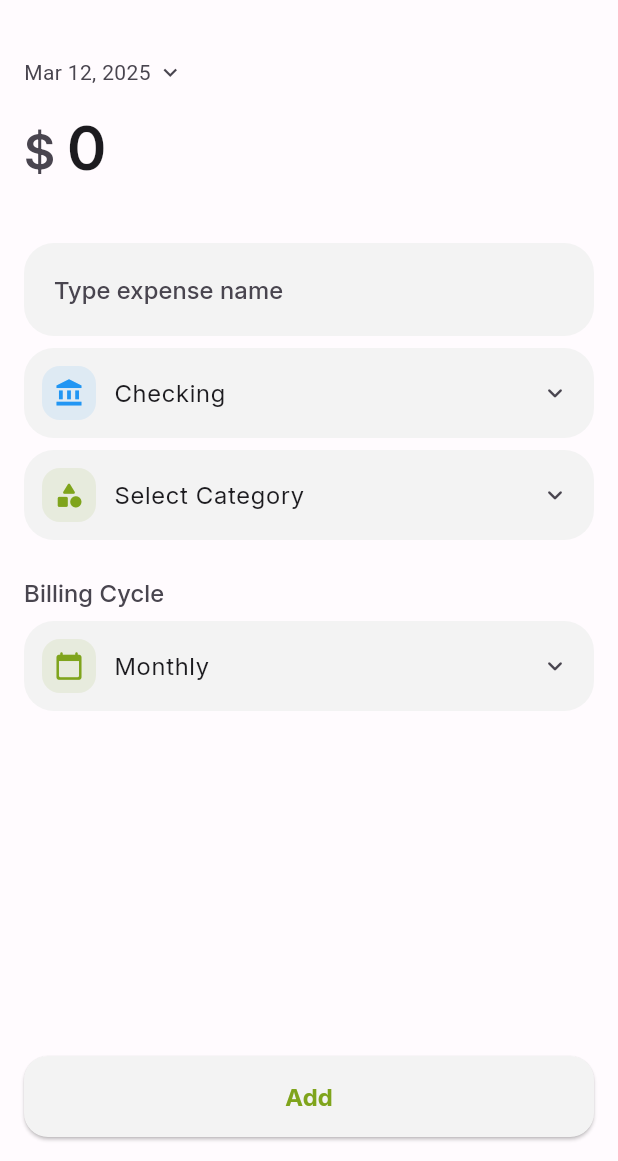
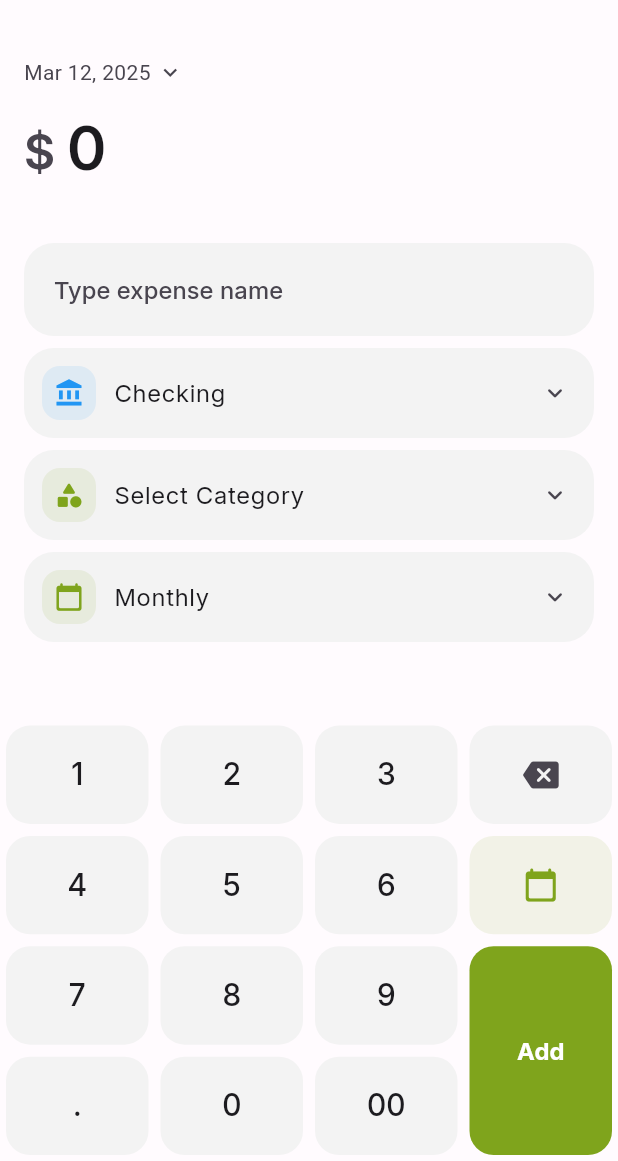
Before and after one commit to 0x6762/kiwi-spending-tracker, a Flutter app: the AddExpenseDialog screen opened directly with empty values, on a phone screen of 412 x 824 dp, the part 75-1236 px from its top. Run offline on Flutter 3.47's test engine with Material 3 defaults, Android fonts, the phone set to English and light mode, and no system bars; our stand-ins replace drift, fl_chart, flutter_svg, package_info_plus, permission_handler, shared_preferences and 1 more; accounts and stored records are empty; generated files the repository leaves out were written again.

Commit message:
Add back custom numberpad to add expense dialog

```diff
--- a/lib/widgets/dialogs/add_expense_dialog.dart
+++ b/lib/widgets/dialogs/add_expense_dialog.dart
@@ -15,6 +15,7 @@ import '../common/app_bar.dart';
 import '../../utils/icons.dart';
 import 'dart:math' as math;
 import '../forms/expense_form_fields.dart';
+import '../forms/number_pad.dart';
 
 class AddExpenseDialog extends StatefulWidget {
   final ExpenseType type;
@@ -395,7 +396,7 @@ class _AddExpenseDialogState extends State<AddExpenseDialog> {
               ),
             ),
           ),
-          title: const Text('Variable'),
+          title: const Text('One time'),
           selected: !_isFixedExpense,
           onTap: () {
             setState(() => _isFixedExpense = false);
@@ -439,7 +440,7 @@ class _AddExpenseDialogState extends State<AddExpenseDialog> {
       child: SafeArea(
         child: Scaffold(
           backgroundColor: theme.colorScheme.surface,
-          resizeToAvoidBottomInset: true,
+          resizeToAvoidBottomInset: false,
           appBar: KiwiAppBar(
             backgroundColor: theme.colorScheme.surface,
             title: _getDialogTitle(),
@@ -453,8 +454,12 @@ class _AddExpenseDialogState extends State<AddExpenseDialog> {
                 Expanded(
                   child: SingleChildScrollView(
                     controller: _scrollController,
-                    child: Padding(
-                      padding: const EdgeInsets.all(16.0),
+                    padding: EdgeInsets.only(
+                      left: 16.0,
+                      right: 16.0,
+                      top: 16.0,
+                      bottom: MediaQuery.of(context).viewInsets.bottom > 0 ? 200 : 16.0,
+                    ),
                     child: Column(
                       crossAxisAlignment: CrossAxisAlignment.start,
                       children: [
@@ -502,11 +507,9 @@ class _AddExpenseDialogState extends State<AddExpenseDialog> {
                             fontWeight: FontWeight.w600,
                           ),
                           textAlign: TextAlign.left,
+                          readOnly: true, // Make it read-only since we're using the number pad
                           onTap: () {
-                              // Clear the initial value when the user taps on the field
-                              if (_amountController.text == '0') {
-                                _amountController.clear();
-                              }
+                            // No need to clear on tap since we're using the number pad
                           },
                           validator: (value) {
                             if (value == null || value.isEmpty || value == '0') {
@@ -539,29 +542,59 @@ class _AddExpenseDialogState extends State<AddExpenseDialog> {
                     ),
                   ),
                 ),
-                ),
 
-                // Add button
+                // Custom number pad - now in a container with a fixed position at the bottom
                 Container(
-                  width: double.infinity,
-                  padding: const EdgeInsets.all(16.0),
-                  child: ElevatedButton(
-                    onPressed: _submit,
-                    style: ElevatedButton.styleFrom(
-                      backgroundColor: theme.colorScheme.surfaceContainerLow,
-                      foregroundColor: theme.colorScheme.primary,
-                      padding: const EdgeInsets.symmetric(vertical: 16),
-                      shape: RoundedRectangleBorder(
-                        borderRadius: BorderRadius.circular(16),
-                      ),
-                    ),
-                    child: Text(
-                      widget.expense != null ? 'Update' : 'Add',
-                      style: theme.textTheme.titleSmall?.copyWith(
-                        color: theme.colorScheme.primary,
-                        fontWeight: FontWeight.bold,
-                      ),
-                    ),
+                  color: theme.colorScheme.surface,
+                  child: NumberPad(
+                    onDigitPressed: (digit) {
+                      setState(() {
+                        // If the current value is 0, replace it with the new digit
+                        if (_amountController.text == '0') {
+                          _amountController.text = digit;
+                        } else {
+                          // Check if we already have two decimal places
+                          if (_amountController.text.contains('.')) {
+                            final parts = _amountController.text.split('.');
+                            if (parts.length > 1 && parts[1].length >= 2) {
+                              // Already have two decimal places, don't add more digits
+                              return;
+                            }
+                          }
+                          _amountController.text += digit;
+                        }
+                      });
+                    },
+                    onDecimalPointPressed: () {
+                      setState(() {
+                        // Only add decimal point if it doesn't already contain one
+                        if (!_amountController.text.contains('.')) {
+                          _amountController.text += '.';
+                        }
+                      });
+                    },
+                    onDoubleZeroPressed: () {
+                      setState(() {
+                        // Only add 00 if the current value is not 0
+                        if (_amountController.text != '0') {
+                          _amountController.text += '00';
+                        }
+                      });
+                    },
+                    onBackspacePressed: () {
+                      setState(() {
+                        if (_amountController.text.isNotEmpty) {
+                          _amountController.text = _amountController.text.substring(0, _amountController.text.length - 1);
+                          // If we deleted everything, set it back to 0
+                          if (_amountController.text.isEmpty) {
+                            _amountController.text = '0';
+                          }
+                        }
+                      });
+                    },
+                    onDatePressed: _selectDate,
+                    onSubmitPressed: _submit,
+                    submitButtonText: widget.expense != null ? 'Update' : 'Add',
                   ),
                 ),
               ],
--- a/lib/widgets/forms/expense_form_fields.dart
+++ b/lib/widgets/forms/expense_form_fields.dart
@@ -168,7 +168,7 @@ class ExpenseFormFields extends StatelessWidget {
                 const SizedBox(width: 12),
                 Expanded(
                   child: Text(
-                    isFixedExpense ? 'Fixed' : 'Variable',
+                    isFixedExpense ? 'Fixed' : 'One time',
                     style: theme.textTheme.bodyLarge?.copyWith(
                       color: theme.colorScheme.onSurface,
                     ),
@@ -186,13 +186,6 @@ class ExpenseFormFields extends StatelessWidget {
 
         // Only keep the billing cycle selector for subscription expenses
         if (expenseType == ExpenseType.subscription) ...[
-          const SizedBox(height: 24),
-          Text(
-            'Billing Cycle',
-            style: theme.textTheme.titleSmall?.copyWith(
-              color: theme.colorScheme.onSurfaceVariant,
-            ),
-          ),
           const SizedBox(height: 8),
           PickerButton(
             label: billingCycle,
```
Lines whose indentation alone changed are shown as unchanged.
